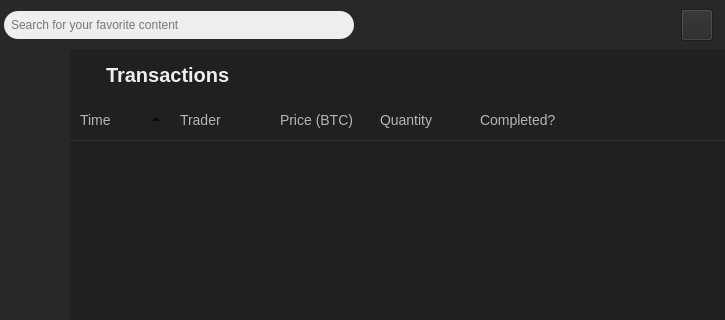
Old version of the form TriblerGUI/qt_resources/mainwindow.ui in the repository devos50/tribler; both pictures show x 130 to 855 and y 0 to 320 of the 855 by 655 pixel window.
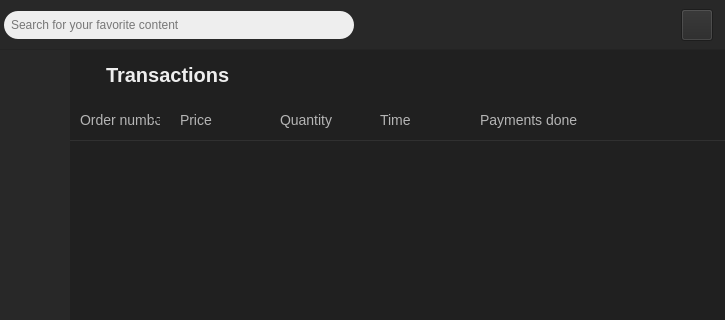
New version of the form. The open tabs and pages were chosen to show the change. Icons and pictures are not drawn. Custom widgets are drawn as their Qt base class.

```diff
--- a/TriblerGUI/qt_resources/mainwindow.ui
+++ b/TriblerGUI/qt_resources/mainwindow.ui
@@ -10284,17 +10284,12 @@
             </attribute>
             <column>
              <property name="text">
-              <string>Time</string>
+              <string>Order number</string>
              </property>
             </column>
             <column>
              <property name="text">
-              <string>Trader</string>
-             </property>
-            </column>
-            <column>
-             <property name="text">
-              <string>Price (BTC)</string>
+              <string>Price</string>
              </property>
             </column>
             <column>
@@ -10304,7 +10299,12 @@
             </column>
             <column>
              <property name="text">
-              <string>Completed?</string>
+              <string>Time</string>
+             </property>
+            </column>
+            <column>
+             <property name="text">
+              <string>Payments done</string>
              </property>
             </column>
            </widget>
```
Left out of the diff: 2 changed lines with no effect on the pictures.
